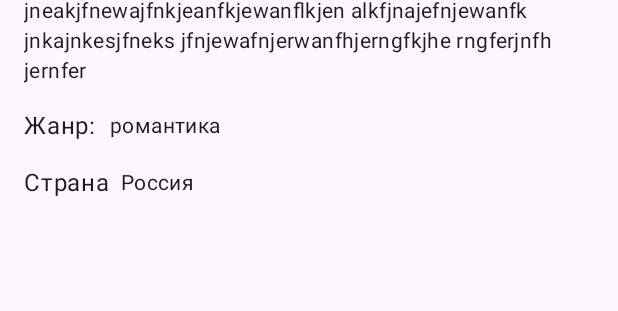
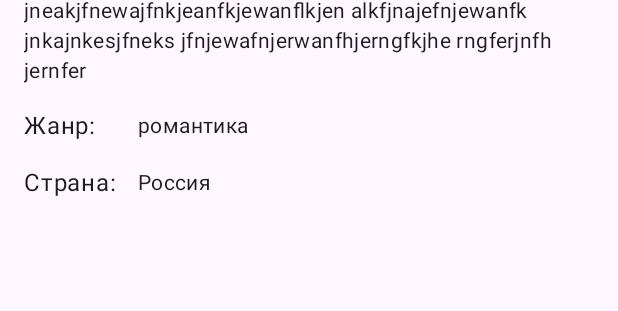
Before and after one commit to DeM0NChiCk/Fintech_Kinopoisk_App, an Android app: the layout fragment_informational.xml on its own in the app's theme, with its tools: preview values and no code run, on a phone screen of 412 x 824 dp. Shown: the part 116-427 px from the top of the screen. Run offline under Robolectric (Android 15) with nearby library versions, the phone set to English and light mode, and no system bars.

Commit message:
finalization of markup

```diff
--- a/app/src/main/res/layout/fragment_informational.xml
+++ b/app/src/main/res/layout/fragment_informational.xml
@@ -136,7 +136,7 @@
                         android:layout_width="match_parent"
                         android:layout_height="match_parent"
                         android:orientation="vertical"
-                        app:layout_constraintGuide_percent="0.15" />
+                        app:layout_constraintGuide_percent="0.2" />
 
                 </androidx.constraintlayout.widget.ConstraintLayout>
 
@@ -193,7 +193,7 @@
                         android:layout_width="match_parent"
                         android:layout_height="match_parent"
                         android:orientation="vertical"
-                        app:layout_constraintGuide_percent="0.17" />
+                        app:layout_constraintGuide_percent="0.2" />
 
                 </androidx.constraintlayout.widget.ConstraintLayout>
 
--- a/app/src/main/res/values/strings.xml
+++ b/app/src/main/res/values/strings.xml
@@ -3,7 +3,7 @@
     <string name="popular">Популярные</string>
     <string name="favorite">Избранное</string>
     <string name="genre">Жанр:</string>
-    <string name="country">Страна</string>
+    <string name="country">Страна:</string>
     <string name="search">Поиск</string>
     <string name="network_error">Произошла ошибка при загрузке данных, проверьте подключение к сети</string>
     <string name="repeat">Повторить</string>
```
